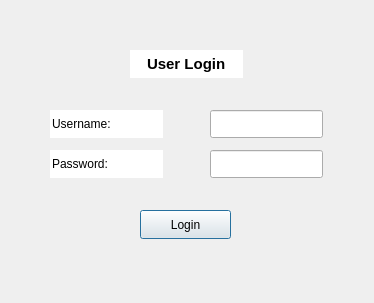
First picture: the form in userloginwindow.ui, repository KirolousFouty/Hospital_Project, before the edit.
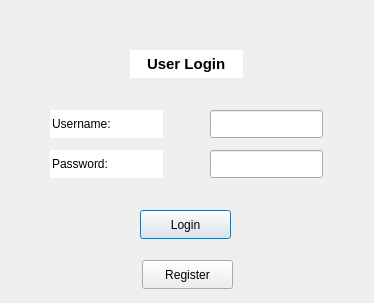
Second picture: the form after the edit.

```diff
--- a/userloginwindow.ui
+++ b/userloginwindow.ui
@@ -109,6 +109,19 @@
     <string>Login</string>
    </property>
   </widget>
+  <widget class="QPushButton" name="registerButton">
+   <property name="geometry">
+    <rect>
+     <x>142</x>
+     <y>260</y>
+     <width>91</width>
+     <height>29</height>
+    </rect>
+   </property>
+   <property name="text">
+    <string>Register</string>
+   </property>
+  </widget>
  </widget>
  <resources/>
  <connections/>
```
